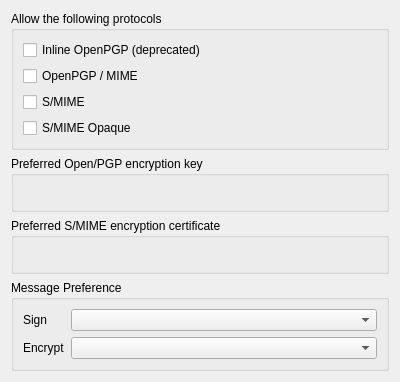
First picture: the form in mobile/contacts/editorcrypto.ui, repository chusopr/kdepim-ktimetracker-akonadi, before the edit.
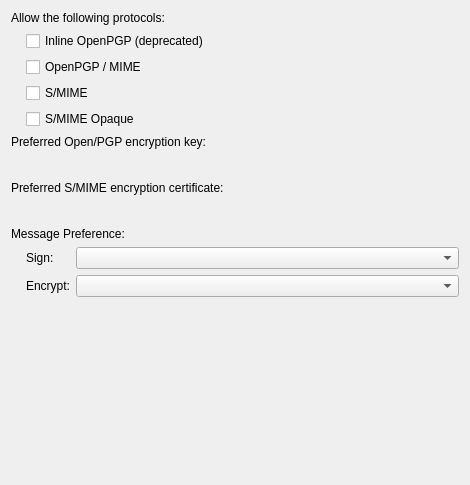
Second picture: the form after the edit. Custom widgets are drawn as their Qt base class.

Commit message: Improve GUI according to design sketches

The edit to the form file:
```diff
--- a/mobile/contacts/editorcrypto.ui
+++ b/mobile/contacts/editorcrypto.ui
@@ -6,27 +6,66 @@
    <rect>
     <x>0</x>
     <y>0</y>
-    <width>400</width>
-    <height>382</height>
+    <width>470</width>
+    <height>485</height>
    </rect>
   </property>
   <property name="windowTitle">
    <string>Form</string>
   </property>
-  <layout class="QVBoxLayout" name="verticalLayout_5">
-   <item>
-    <widget class="QGroupBox" name="protocolGroupBox">
-     <property name="title">
-      <string>Allow the following protocols</string>
-     </property>
      <layout class="QVBoxLayout" name="verticalLayout">
       <item>
+    <widget class="QLabel" name="label">
+     <property name="text">
+      <string>Allow the following protocols:</string>
+     </property>
+    </widget>
+   </item>
+   <item>
+    <layout class="QHBoxLayout" name="horizontalLayout">
+     <item>
+      <spacer name="horizontalSpacer">
+       <property name="orientation">
+        <enum>Qt::Horizontal</enum>
+       </property>
+       <property name="sizeType">
+        <enum>QSizePolicy::Fixed</enum>
+       </property>
+       <property name="sizeHint" stdset="0">
+        <size>
+         <width>15</width>
+         <height>20</height>
+        </size>
+       </property>
+      </spacer>
+     </item>
+     <item>
        <widget class="QCheckBox" name="inlineOpenPGPCheckBox">
         <property name="text">
          <string>Inline OpenPGP (deprecated)</string>
         </property>
        </widget>
       </item>
+    </layout>
+   </item>
+   <item>
+    <layout class="QHBoxLayout" name="horizontalLayout_2">
+     <item>
+      <spacer name="horizontalSpacer_2">
+       <property name="orientation">
+        <enum>Qt::Horizontal</enum>
+       </property>
+       <property name="sizeType">
+        <enum>QSizePolicy::Fixed</enum>
+       </property>
+       <property name="sizeHint" stdset="0">
+        <size>
+         <width>15</width>
+         <height>20</height>
+        </size>
+       </property>
+      </spacer>
+     </item>
       <item>
        <widget class="QCheckBox" name="openPGPCheckBox">
         <property name="text">
@@ -34,6 +73,26 @@
         </property>
        </widget>
       </item>
+    </layout>
+   </item>
+   <item>
+    <layout class="QHBoxLayout" name="horizontalLayout_3">
+     <item>
+      <spacer name="horizontalSpacer_4">
+       <property name="orientation">
+        <enum>Qt::Horizontal</enum>
+       </property>
+       <property name="sizeType">
+        <enum>QSizePolicy::Fixed</enum>
+       </property>
+       <property name="sizeHint" stdset="0">
+        <size>
+         <width>15</width>
+         <height>20</height>
+        </size>
+       </property>
+      </spacer>
+     </item>
       <item>
        <widget class="QCheckBox" name="smimeCheckBox">
         <property name="text">
@@ -41,6 +100,26 @@
         </property>
        </widget>
       </item>
+    </layout>
+   </item>
+   <item>
+    <layout class="QHBoxLayout" name="horizontalLayout_4">
+     <item>
+      <spacer name="horizontalSpacer_3">
+       <property name="orientation">
+        <enum>Qt::Horizontal</enum>
+       </property>
+       <property name="sizeType">
+        <enum>QSizePolicy::Fixed</enum>
+       </property>
+       <property name="sizeHint" stdset="0">
+        <size>
+         <width>15</width>
+         <height>20</height>
+        </size>
+       </property>
+      </spacer>
+     </item>
       <item>
        <widget class="QCheckBox" name="smimeOpaqueCheckBox">
         <property name="text">
@@ -49,64 +128,130 @@
        </widget>
       </item>
      </layout>
+   </item>
+   <item>
+    <widget class="QLabel" name="label_2">
+     <property name="text">
+      <string>Preferred Open/PGP encryption key:</string>
+     </property>
     </widget>
    </item>
    <item>
-    <widget class="QGroupBox" name="pgpKeyGroupBox">
-     <property name="title">
-      <string>Preferred Open/PGP encryption key</string>
-     </property>
-     <layout class="QVBoxLayout" name="verticalLayout_2">
+    <layout class="QHBoxLayout" name="horizontalLayout_5">
+     <item>
+      <spacer name="horizontalSpacer_5">
+       <property name="orientation">
+        <enum>Qt::Horizontal</enum>
+       </property>
+       <property name="sizeType">
+        <enum>QSizePolicy::Fixed</enum>
+       </property>
+       <property name="sizeHint" stdset="0">
+        <size>
+         <width>15</width>
+         <height>20</height>
+        </size>
+       </property>
+      </spacer>
+     </item>
       <item>
        <widget class="Kleo::EncryptionKeyRequester" name="openPGPKeyRequester" native="true"/>
       </item>
      </layout>
+   </item>
+   <item>
+    <widget class="QLabel" name="label_3">
+     <property name="text">
+      <string>Preferred S/MIME encryption certificate:</string>
+     </property>
     </widget>
    </item>
    <item>
-    <widget class="QGroupBox" name="smimeKeyGroupBox">
-     <property name="title">
-      <string>Preferred S/MIME encryption certificate</string>
-     </property>
-     <layout class="QVBoxLayout" name="verticalLayout_3">
+    <layout class="QHBoxLayout" name="horizontalLayout_6">
+     <item>
+      <spacer name="horizontalSpacer_6">
+       <property name="orientation">
+        <enum>Qt::Horizontal</enum>
+       </property>
+       <property name="sizeType">
+        <enum>QSizePolicy::Fixed</enum>
+       </property>
+       <property name="sizeHint" stdset="0">
+        <size>
+         <width>15</width>
+         <height>20</height>
+        </size>
+       </property>
+      </spacer>
+     </item>
       <item>
        <widget class="Kleo::EncryptionKeyRequester" name="smimeCertificateRequester" native="true"/>
       </item>
      </layout>
-    </widget>
    </item>
    <item>
-    <widget class="QGroupBox" name="messagePreferencesGroupBox">
-     <property name="title">
-      <string>Message Preference</string>
-     </property>
-     <layout class="QVBoxLayout" name="verticalLayout_4">
-      <item>
-       <layout class="QFormLayout" name="formLayout">
-        <item row="0" column="0">
-         <widget class="QLabel" name="signLabel">
+    <widget class="QLabel" name="label_4">
           <property name="text">
-           <string>Sign</string>
+      <string>Message Preference:</string>
           </property>
          </widget>
         </item>
+   <item>
+    <layout class="QHBoxLayout" name="horizontalLayout_7">
+     <item>
+      <spacer name="horizontalSpacer_7">
+       <property name="orientation">
+        <enum>Qt::Horizontal</enum>
+       </property>
+       <property name="sizeType">
+        <enum>QSizePolicy::Fixed</enum>
+       </property>
+       <property name="sizeHint" stdset="0">
+        <size>
+         <width>15</width>
+         <height>20</height>
+        </size>
+       </property>
+      </spacer>
+     </item>
+     <item>
+      <layout class="QGridLayout" name="gridLayout" columnstretch="0,1">
         <item row="0" column="1">
          <widget class="KComboBox" name="signComboBox"/>
         </item>
         <item row="1" column="0">
          <widget class="QLabel" name="encryptLabel">
           <property name="text">
-           <string>Encrypt</string>
+          <string>Encrypt:</string>
           </property>
          </widget>
         </item>
         <item row="1" column="1">
          <widget class="KComboBox" name="encryptComboBox"/>
         </item>
-       </layout>
-      </item>
-     </layout>
-    </widget>
+       <item row="0" column="0">
+        <widget class="QLabel" name="signLabel">
+         <property name="text">
+          <string>Sign:</string>
+         </property>
+        </widget>
+       </item>
+      </layout>
+     </item>
+    </layout>
+   </item>
+   <item>
+    <spacer name="verticalSpacer">
+     <property name="orientation">
+      <enum>Qt::Vertical</enum>
+     </property>
+     <property name="sizeHint" stdset="0">
+      <size>
+       <width>20</width>
+       <height>168</height>
+      </size>
+     </property>
+    </spacer>
    </item>
   </layout>
  </widget>
```
Lines whose indentation alone changed are shown as unchanged. The commit also changes 3 other files.
